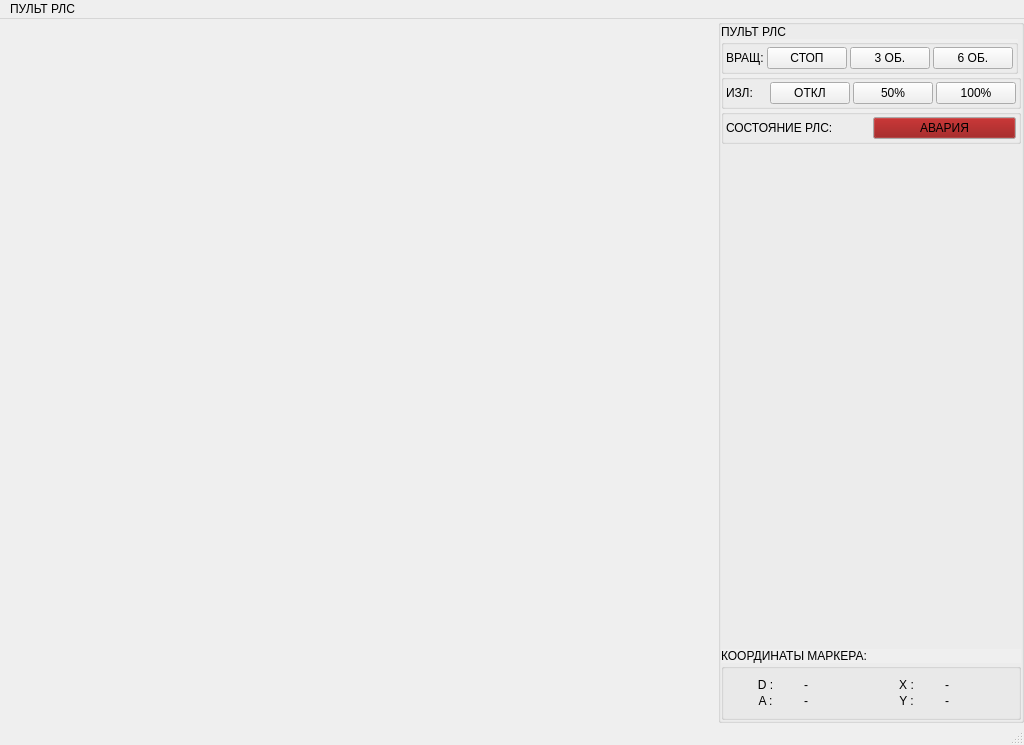
Disname33/rmoClient, file rmoclient.ui: the form before one commit.
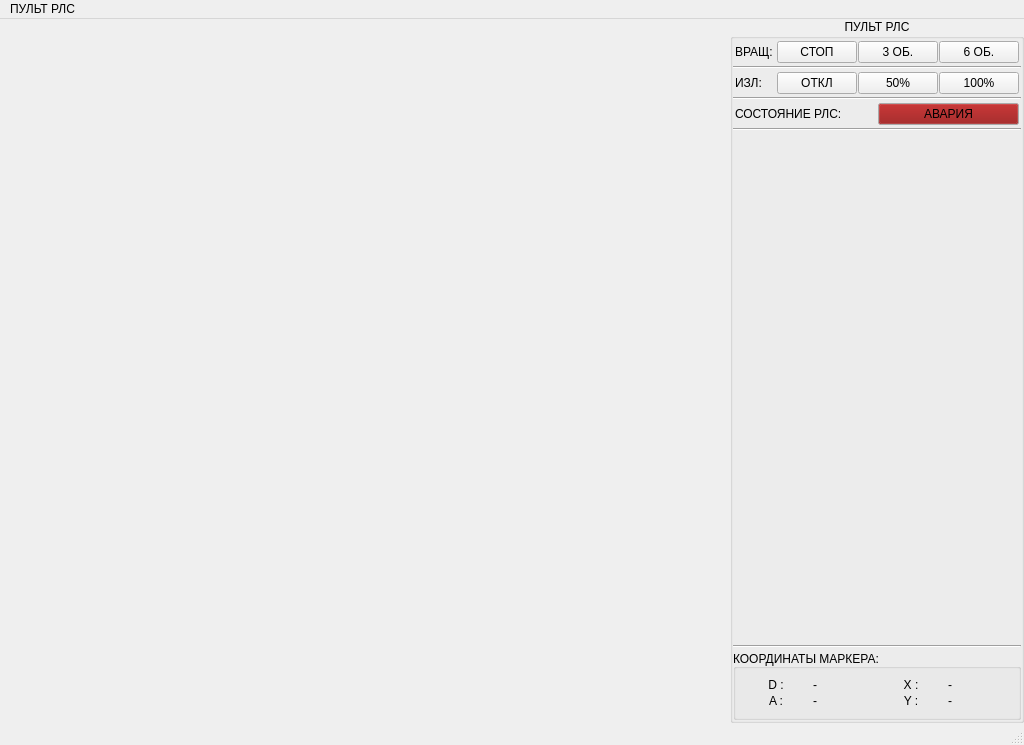
The form after the commit.

Patch:
```diff
--- a/rmoclient.ui
+++ b/rmoclient.ui
@@ -84,12 +84,15 @@
       <property name="mouseTracking">
        <bool>false</bool>
       </property>
+      <property name="title">
+       <string>ПУЛЬТ РЛС</string>
+      </property>
       <property name="alignment">
        <set>Qt::AlignHCenter|Qt::AlignTop</set>
       </property>
-      <layout class="QVBoxLayout" name="rigtLayout">
+      <layout class="QVBoxLayout" name="rigtLayout" stretch="0,0,0,0,0,0,0,0,0">
        <property name="spacing">
-        <number>0</number>
+        <number>1</number>
        </property>
        <property name="sizeConstraint">
         <enum>QLayout::SetMaximumSize</enum>
@@ -107,60 +110,7 @@
         <number>0</number>
        </property>
        <item>
-        <widget class="QLabel" name="label_2">
-         <property name="sizePolicy">
-          <sizepolicy hsizetype="Minimum" vsizetype="Minimum">
-           <horstretch>0</horstretch>
-           <verstretch>0</verstretch>
-          </sizepolicy>
-         </property>
-         <property name="text">
-          <string>ПУЛЬТ РЛС</string>
-         </property>
-        </widget>
-       </item>
-       <item>
-        <widget class="QGroupBox" name="horizontalGroupBox">
-         <property name="sizePolicy">
-          <sizepolicy hsizetype="Fixed" vsizetype="Fixed">
-           <horstretch>0</horstretch>
-           <verstretch>0</verstretch>
-          </sizepolicy>
-         </property>
-         <property name="minimumSize">
-          <size>
-           <width>220</width>
-           <height>30</height>
-          </size>
-         </property>
-         <property name="baseSize">
-          <size>
-           <width>220</width>
-           <height>30</height>
-          </size>
-         </property>
-         <property name="cursor">
-          <cursorShape>ArrowCursor</cursorShape>
-         </property>
-         <property name="layoutDirection">
-          <enum>Qt::LeftToRight</enum>
-         </property>
-         <property name="autoFillBackground">
-          <bool>true</bool>
-         </property>
-         <property name="alignment">
-          <set>Qt::AlignHCenter|Qt::AlignTop</set>
-         </property>
-         <property name="flat">
-          <bool>true</bool>
-         </property>
-         <layout class="QHBoxLayout" name="horizontalLayout">
-          <property name="spacing">
-           <number>3</number>
-          </property>
-          <property name="sizeConstraint">
-           <enum>QLayout::SetFixedSize</enum>
-          </property>
+        <layout class="QHBoxLayout" name="rotationButtonGroup">
           <property name="leftMargin">
            <number>2</number>
           </property>
@@ -220,50 +170,16 @@
            </widget>
           </item>
          </layout>
+       </item>
+       <item>
+        <widget class="Line" name="line_4">
+         <property name="orientation">
+          <enum>Qt::Horizontal</enum>
+         </property>
         </widget>
        </item>
        <item>
-        <widget class="QGroupBox" name="horizontalGroupBox_2">
-         <property name="sizePolicy">
-          <sizepolicy hsizetype="Fixed" vsizetype="Fixed">
-           <horstretch>0</horstretch>
-           <verstretch>0</verstretch>
-          </sizepolicy>
-         </property>
-         <property name="minimumSize">
-          <size>
-           <width>220</width>
-           <height>30</height>
-          </size>
-         </property>
-         <property name="baseSize">
-          <size>
-           <width>0</width>
-           <height>0</height>
-          </size>
-         </property>
-         <property name="cursor">
-          <cursorShape>ArrowCursor</cursorShape>
-         </property>
-         <property name="layoutDirection">
-          <enum>Qt::LeftToRight</enum>
-         </property>
-         <property name="autoFillBackground">
-          <bool>true</bool>
-         </property>
-         <property name="alignment">
-          <set>Qt::AlignHCenter|Qt::AlignTop</set>
-         </property>
-         <property name="flat">
-          <bool>true</bool>
-         </property>
-         <layout class="QHBoxLayout" name="horizontalLayout_3">
-          <property name="spacing">
-           <number>3</number>
-          </property>
-          <property name="sizeConstraint">
-           <enum>QLayout::SetFixedSize</enum>
-          </property>
+        <layout class="QHBoxLayout" name="radiationButtonGroup">
           <property name="leftMargin">
            <number>2</number>
           </property>
@@ -347,50 +263,16 @@
            </widget>
           </item>
          </layout>
+       </item>
+       <item>
+        <widget class="Line" name="line_3">
+         <property name="orientation">
+          <enum>Qt::Horizontal</enum>
+         </property>
         </widget>
        </item>
        <item>
-        <widget class="QGroupBox" name="horizontalGroupBox_3">
-         <property name="sizePolicy">
-          <sizepolicy hsizetype="Preferred" vsizetype="Fixed">
-           <horstretch>0</horstretch>
-           <verstretch>0</verstretch>
-          </sizepolicy>
-         </property>
-         <property name="minimumSize">
-          <size>
-           <width>220</width>
-           <height>30</height>
-          </size>
-         </property>
-         <property name="baseSize">
-          <size>
-           <width>0</width>
-           <height>0</height>
-          </size>
-         </property>
-         <property name="cursor">
-          <cursorShape>ArrowCursor</cursorShape>
-         </property>
-         <property name="layoutDirection">
-          <enum>Qt::LeftToRight</enum>
-         </property>
-         <property name="autoFillBackground">
-          <bool>true</bool>
-         </property>
-         <property name="alignment">
-          <set>Qt::AlignHCenter|Qt::AlignTop</set>
-         </property>
-         <property name="flat">
-          <bool>true</bool>
-         </property>
-         <layout class="QHBoxLayout" name="horizontalLayout_4">
-          <property name="spacing">
-           <number>3</number>
-          </property>
-          <property name="sizeConstraint">
-           <enum>QLayout::SetDefaultConstraint</enum>
-          </property>
+        <layout class="QHBoxLayout" name="locatorStatusGroup">
           <property name="leftMargin">
            <number>2</number>
           </property>
@@ -473,6 +355,12 @@
            </widget>
           </item>
          </layout>
+       </item>
+       <item>
+        <widget class="Line" name="line">
+         <property name="orientation">
+          <enum>Qt::Horizontal</enum>
+         </property>
         </widget>
        </item>
        <item>
@@ -492,36 +380,9 @@
         </spacer>
        </item>
        <item>
-        <widget class="QLabel" name="coordinatesLabelName">
-         <property name="sizePolicy">
-          <sizepolicy hsizetype="Minimum" vsizetype="Minimum">
-           <horstretch>0</horstretch>
-           <verstretch>0</verstretch>
-          </sizepolicy>
-         </property>
-         <property name="minimumSize">
-          <size>
-           <width>0</width>
-           <height>0</height>
-          </size>
-         </property>
-         <property name="focusPolicy">
-          <enum>Qt::NoFocus</enum>
-         </property>
-         <property name="autoFillBackground">
-          <bool>true</bool>
-         </property>
-         <property name="lineWidth">
-          <number>177</number>
-         </property>
-         <property name="midLineWidth">
-          <number>-35</number>
-         </property>
-         <property name="text">
-          <string>КООРДИНАТЫ МАРКЕРА:</string>
-         </property>
-         <property name="alignment">
-          <set>Qt::AlignBottom|Qt::AlignLeading|Qt::AlignLeft</set>
+        <widget class="Line" name="line_2">
+         <property name="orientation">
+          <enum>Qt::Horizontal</enum>
          </property>
         </widget>
        </item>
@@ -533,6 +394,9 @@
            <verstretch>0</verstretch>
           </sizepolicy>
          </property>
+         <property name="title">
+          <string>КООРДИНАТЫ МАРКЕРА:</string>
+         </property>
          <property name="alignment">
           <set>Qt::AlignBottom|Qt::AlignLeading|Qt::AlignLeft</set>
          </property>
```
Left out of the diff: 13 changed lines with no effect on the pictures. Lines whose indentation alone changed are shown as unchanged.
